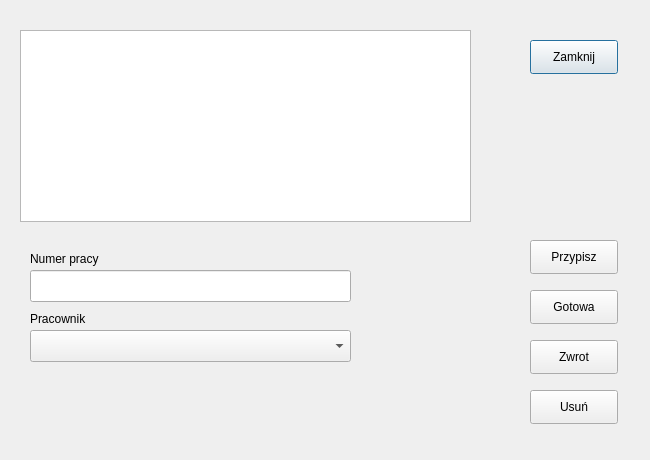
First picture: the form in work.ui, repository lkucz/magazyn, before the edit.
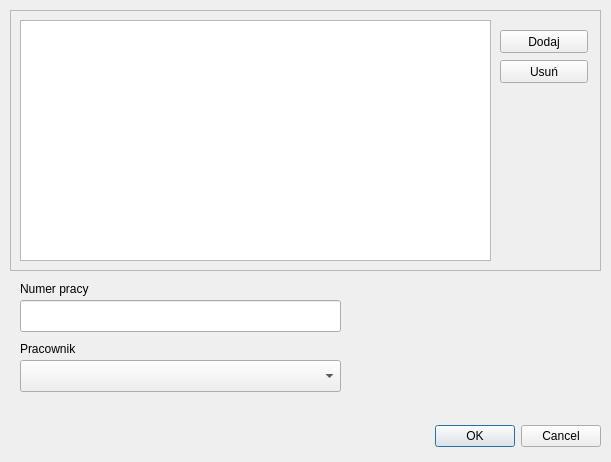
Second picture: the form after the edit.

What changed in the file:
```diff
--- a/work.ui
+++ b/work.ui
@@ -6,28 +6,18 @@
    <rect>
     <x>0</x>
     <y>0</y>
-    <width>650</width>
-    <height>460</height>
+    <width>611</width>
+    <height>462</height>
    </rect>
   </property>
   <property name="windowTitle">
    <string>Dialog</string>
   </property>
-  <widget class="QTableView" name="tableView">
+  <widget class="QComboBox" name="worker">
    <property name="geometry">
     <rect>
      <x>20</x>
-     <y>30</y>
-     <width>451</width>
-     <height>192</height>
-    </rect>
-   </property>
-  </widget>
-  <widget class="QComboBox" name="workerCB">
-   <property name="geometry">
-    <rect>
-     <x>30</x>
-     <y>330</y>
+     <y>360</y>
      <width>321</width>
      <height>32</height>
     </rect>
@@ -39,8 +29,8 @@
    </property>
    <property name="geometry">
     <rect>
-     <x>30</x>
-     <y>270</y>
+     <x>20</x>
+     <y>300</y>
      <width>321</width>
      <height>32</height>
     </rect>
@@ -52,8 +42,8 @@
   <widget class="QLabel" name="label">
    <property name="geometry">
     <rect>
-     <x>30</x>
-     <y>250</y>
+     <x>20</x>
+     <y>280</y>
      <width>121</width>
      <height>18</height>
     </rect>
@@ -65,8 +55,8 @@
   <widget class="QLabel" name="label_2">
    <property name="geometry">
     <rect>
-     <x>30</x>
-     <y>310</y>
+     <x>20</x>
+     <y>340</y>
      <width>81</width>
      <height>18</height>
     </rect>
@@ -75,70 +65,76 @@
     <string>Pracownik</string>
    </property>
   </widget>
-  <widget class="QPushButton" name="closeButton">
+  <widget class="QDialogButtonBox" name="buttonBox">
    <property name="geometry">
     <rect>
-     <x>530</x>
-     <y>40</y>
-     <width>88</width>
-     <height>34</height>
+     <x>260</x>
+     <y>420</y>
+     <width>341</width>
+     <height>32</height>
     </rect>
    </property>
-   <property name="text">
-    <string>Zamknij</string>
+   <property name="orientation">
+    <enum>Qt::Horizontal</enum>
    </property>
-  </widget>
-  <widget class="QPushButton" name="assignButton">
-   <property name="geometry">
-    <rect>
-     <x>530</x>
-     <y>240</y>
-     <width>88</width>
-     <height>34</height>
-    </rect>
+   <property name="standardButtons">
+    <set>QDialogButtonBox::Cancel|QDialogButtonBox::Ok</set>
    </property>
-   <property name="text">
-    <string>Przypisz</string>
-   </property>
   </widget>
-  <widget class="QPushButton" name="readyButton">
+  <widget class="QFrame" name="frame">
    <property name="geometry">
     <rect>
-     <x>530</x>
-     <y>290</y>
-     <width>88</width>
-     <height>34</height>
+     <x>10</x>
+     <y>10</y>
+     <width>591</width>
+     <height>261</height>
     </rect>
    </property>
-   <property name="text">
-    <string>Gotowa</string>
+   <property name="frameShape">
+    <enum>QFrame::StyledPanel</enum>
    </property>
-  </widget>
-  <widget class="QPushButton" name="returnButton">
-   <property name="geometry">
-    <rect>
-     <x>530</x>
-     <y>340</y>
-     <width>88</width>
-     <height>34</height>
-    </rect>
+   <property name="frameShadow">
+    <enum>QFrame::Raised</enum>
    </property>
-   <property name="text">
-    <string>Zwrot</string>
-   </property>
-  </widget>
-  <widget class="QPushButton" name="deleteButton">
-   <property name="geometry">
-    <rect>
-     <x>530</x>
-     <y>390</y>
-     <width>88</width>
-     <height>34</height>
-    </rect>
-   </property>
-   <property name="text">
-    <string>Usuń</string>
-   </property>
+   <widget class="QPushButton" name="deleteButton">
+    <property name="geometry">
+     <rect>
+      <x>490</x>
+      <y>50</y>
+      <width>88</width>
+      <height>23</height>
+     </rect>
+    </property>
+    <property name="text">
+     <string>Usuń</string>
+    </property>
+   </widget>
+   <widget class="QTableView" name="workDetails">
+    <property name="geometry">
+     <rect>
+      <x>10</x>
+      <y>10</y>
+      <width>471</width>
+      <height>241</height>
+     </rect>
+    </property>
+    <property name="selectionBehavior">
+     <enum>QAbstractItemView::SelectRows</enum>
+    </property>
+   </widget>
+   <widget class="QPushButton" name="addButton_2">
+    <property name="geometry">
+     <rect>
+      <x>490</x>
+      <y>20</y>
+      <width>88</width>
+      <height>23</height>
+     </rect>
+    </property>
+    <property name="text">
+     <string>Dodaj</string>
+    </property>
+   </widget>
   </widget>
  </widget>
  <resources/>
```
Left out of the diff: 77 changed lines with no effect on the pictures.
